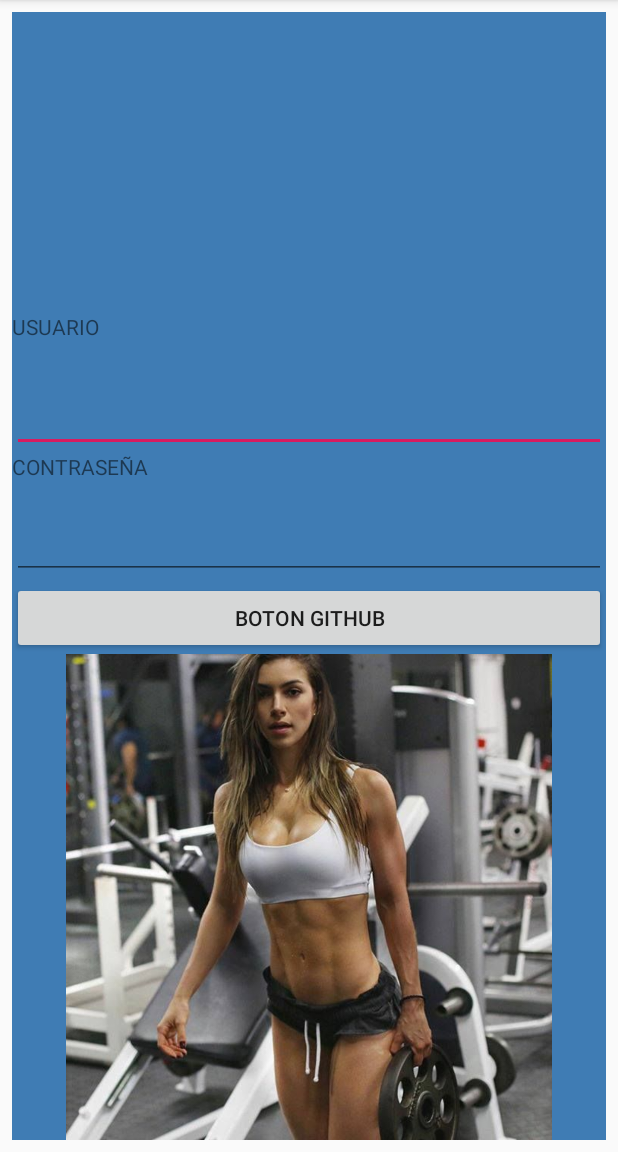
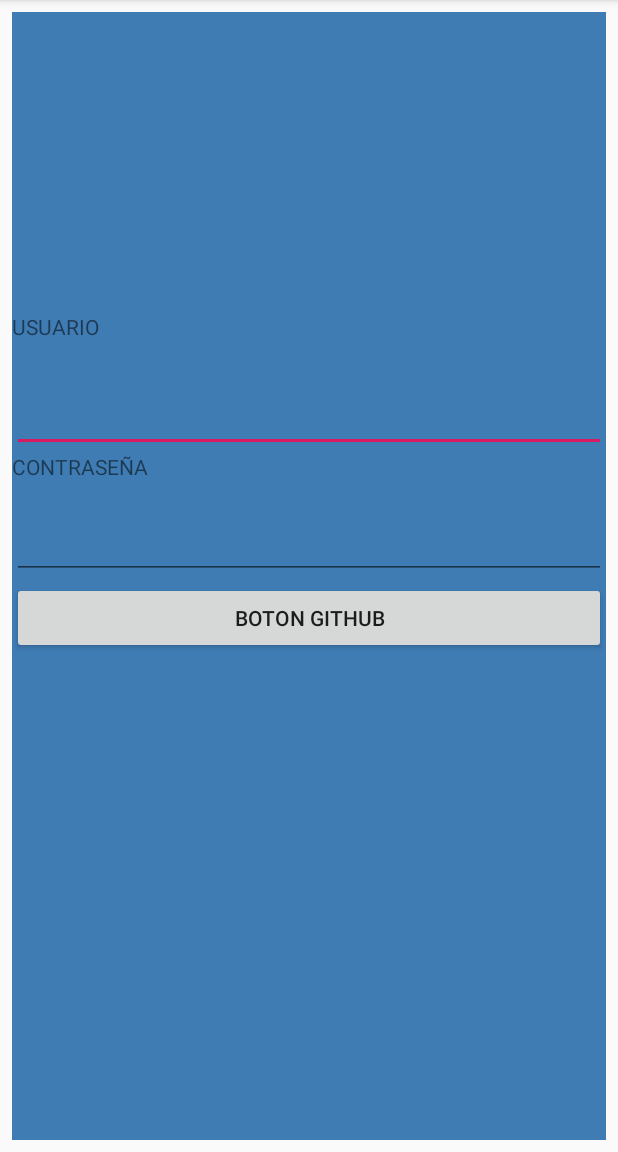
Before and after one commit to PowertrainFSAE47/ProyectoADBJ, an Android app: the screen it shows after launch (MainActivity), on a phone screen of 412 x 824 dp, the part 84-1236 px from its top. Run offline under Robolectric (Android 15) with nearby library versions, the phone set to English and light mode, and no system bars.

Commit message:
Branch de angelo

```diff
--- a/Android/ProyectoADBJ/app/src/main/res/layout/activity_main.xml
+++ b/Android/ProyectoADBJ/app/src/main/res/layout/activity_main.xml
@@ -63,11 +63,5 @@
             android:layout_height="wrap_content"
             android:text="Boton Github" />
 
-        <ImageView
-            android:id="@+id/imageView"
-            android:layout_width="match_parent"
-            android:layout_height="wrap_content"
-            app:srcCompat="@drawable/gymgirl" />
-
     </LinearLayout>
 </androidx.constraintlayout.widget.ConstraintLayout>
```
